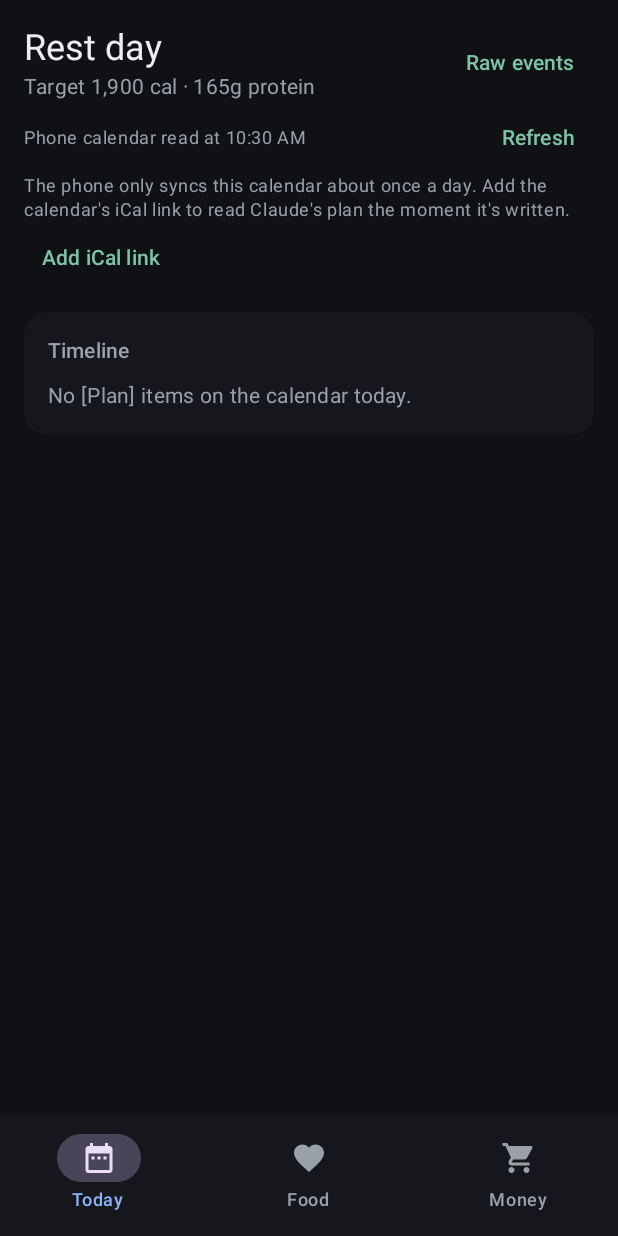
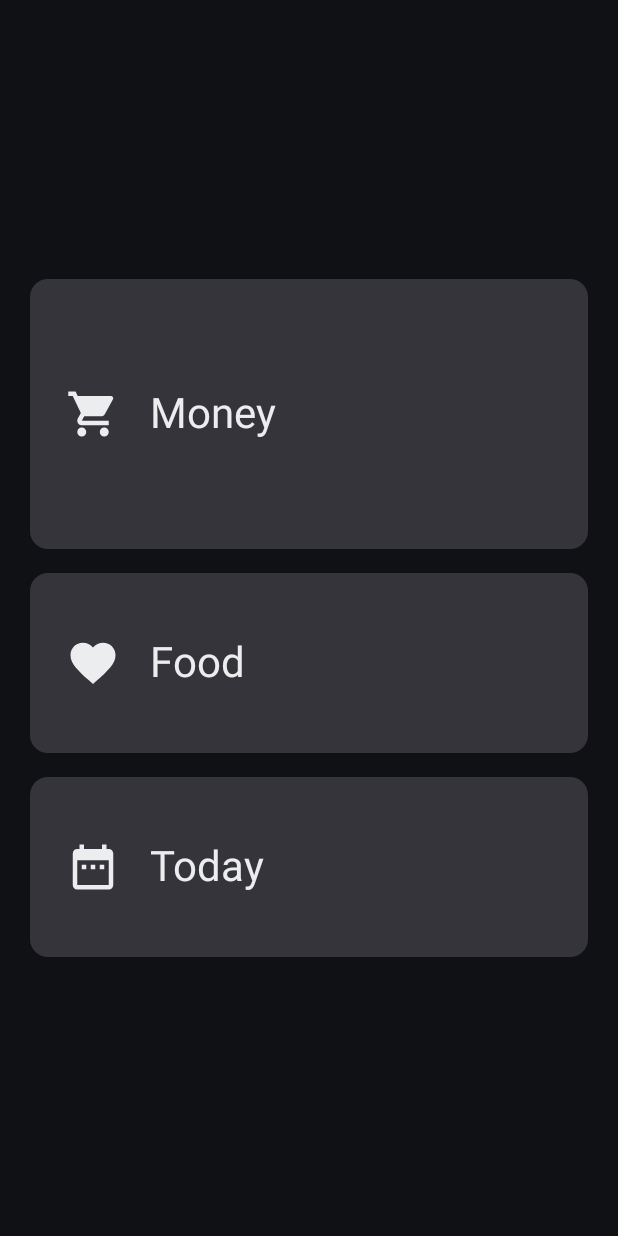
Before and after one commit to edsolano1/personal-tracker, an Android app built with Jetpack Compose: the screen it shows after launch (MainActivity), on a phone screen of 412 x 824 dp. Run offline under Robolectric (Android 15) with nearby library versions, the phone set to English and light mode, and no system bars; pictures from the network do not load; 5 statements that could not run were skipped.

Commit message:
0.8.0: home screen with Money, Food, Today; each opens on its own
Co-Authored-By: Claude Opus 5.5 <noreply@anthropic.com>

```diff
--- a/app/build.gradle.kts
+++ b/app/build.gradle.kts
@@ -12,8 +12,8 @@ android {
         applicationId = "com.edsolano.tracker"
         minSdk = 31
         targetSdk = 35
-        versionCode = 10
-        versionName = "0.7.2"
+        versionCode = 11
+        versionName = "0.8.0"
     }
 
     // A fixed debug key, committed on purpose, so every CI build is signed the
--- a/app/src/main/java/com/edsolano/tracker/MainActivity.kt
+++ b/app/src/main/java/com/edsolano/tracker/MainActivity.kt
@@ -11,6 +11,9 @@ import androidx.compose.foundation.layout.Arrangement
 import androidx.compose.foundation.layout.Column
 import androidx.compose.foundation.layout.fillMaxSize
 import androidx.compose.foundation.layout.padding
+import androidx.compose.foundation.layout.fillMaxWidth
+import androidx.compose.foundation.layout.height
+import androidx.compose.foundation.layout.size
 import androidx.compose.material.icons.Icons
 import androidx.compose.material.icons.filled.DateRange
 import androidx.compose.material.icons.filled.Favorite
@@ -271,10 +274,11 @@ class MainActivity : ComponentActivity() {
 
     @androidx.compose.runtime.Composable
     private fun Root() {
-        var tab by rememberSaveable { mutableIntStateOf(0) }
+        var tab by rememberSaveable { mutableIntStateOf(-1) }  // -1 = home
         BackHandler(enabled = showDebug) { showDebug = false }
         if (openTab >= 0) { tab = openTab; openTab = -1 }
         BackHandler(enabled = tab == 2 && walletWeb.canGoBack()) { walletWeb.goBack() }
+        BackHandler(enabled = tab >= 0 && !showDebug && !(tab == 2 && walletWeb.canGoBack())) { tab = -1 }
         if (showLink) {
             FeedLinkDialog(
                 isSet = linkSet,
@@ -311,27 +315,11 @@ class MainActivity : ComponentActivity() {
         }
         Scaffold(
             containerColor = MaterialTheme.colorScheme.background,
-            bottomBar = {
-                NavigationBar(containerColor = MaterialTheme.colorScheme.surface) {
-                    listOf(
-                        "Today" to Icons.Filled.DateRange,
-                        "Food" to Icons.Filled.Favorite,
-                        "Money" to Icons.Filled.ShoppingCart,
-                    ).forEachIndexed { i, (label, icon) ->
-                        NavigationBarItem(
-                            selected = tab == i && !showDebug, onClick = {
-                                // Tapping Money again reloads the wallet page.
-                                if (i == 2 && tab == 2) walletWeb.loadUrl(com.edsolano.tracker.wallet.Wallet.url(this@MainActivity))
-                                tab = i; showDebug = false
-                            },
-                            icon = { Icon(icon, contentDescription = label) }, label = { Text(label) },
-                        )
-                    }
-                }
-            },
         ) { inner ->
             Column(Modifier.fillMaxSize().padding(inner)) {
-                if (!hasCalendar) {
+                if (tab < 0) {
+                    HomeScreen { tab = it }
+                } else if (tab != 2 && !hasCalendar) {
                     Column(
                         Modifier.fillMaxSize().padding(24.dp),
                         verticalArrangement = Arrangement.Center,
@@ -368,4 +356,29 @@ class MainActivity : ComponentActivity() {
             }
         }
     }
+
+    @androidx.compose.runtime.Composable
+    private fun HomeScreen(open: (Int) -> Unit) {
+        Column(
+            Modifier.fillMaxSize().padding(20.dp),
+            verticalArrangement = Arrangement.spacedBy(16.dp, Alignment.CenterVertically),
+        ) {
+            listOf(Triple("Money", Icons.Filled.ShoppingCart, 2), Triple("Food", Icons.Filled.Favorite, 1),
+                Triple("Today", Icons.Filled.DateRange, 0)).forEach { (label, icon, i) ->
+                androidx.compose.material3.Card(
+                    onClick = { open(i) },
+                    modifier = Modifier.fillMaxWidth().height(if (i == 2) 180.dp else 120.dp),
+                ) {
+                    androidx.compose.foundation.layout.Row(
+                        Modifier.fillMaxSize().padding(24.dp),
+                        verticalAlignment = Alignment.CenterVertically,
+                    ) {
+                        Icon(icon, contentDescription = null, Modifier.size(36.dp))
+                        Text(label, Modifier.padding(start = 20.dp),
+                            style = MaterialTheme.typography.headlineMedium)
+                    }
+                }
+            }
+        }
+    }
 }
```
